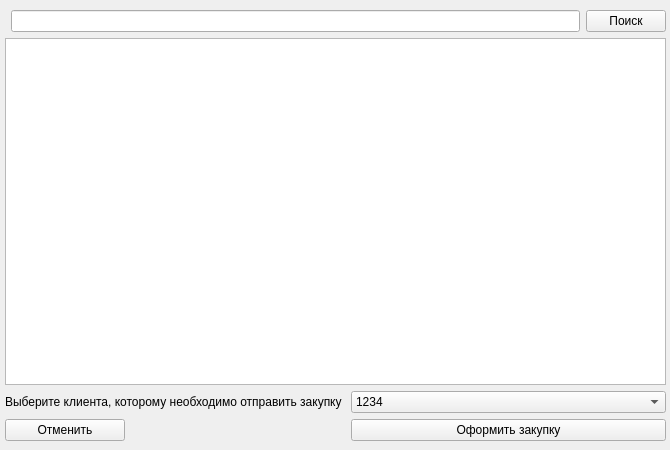
The window that orderwindow.ui (glimb-developers-team/Glimb) describes before a commit, drawn with Qt 5.
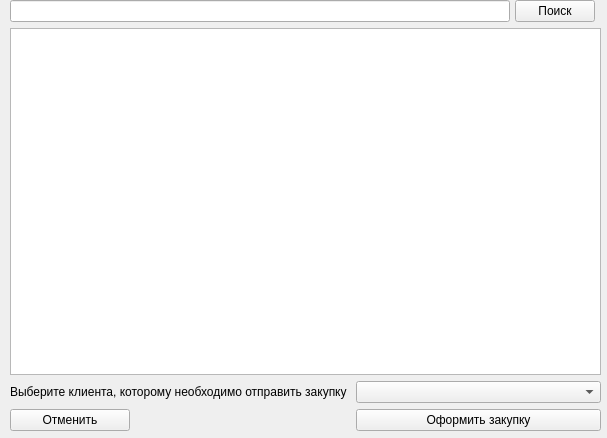
The same window after the commit.

```diff
--- a/orderwindow.ui
+++ b/orderwindow.ui
@@ -6,8 +6,8 @@
    <rect>
     <x>0</x>
     <y>0</y>
-    <width>670</width>
-    <height>450</height>
+    <width>607</width>
+    <height>438</height>
    </rect>
   </property>
   <property name="windowTitle">
@@ -16,13 +16,42 @@
   <widget class="QWidget" name="layoutWidget">
    <property name="geometry">
     <rect>
-     <x>5</x>
-     <y>10</y>
-     <width>661</width>
+     <x>10</x>
+     <y>0</y>
+     <width>591</width>
      <height>431</height>
     </rect>
    </property>
    <layout class="QGridLayout" name="gridLayout_2">
+    <item row="1" column="0">
+     <widget class="QLineEdit" name="searchLine">
+      <property name="minimumSize">
+       <size>
+        <width>500</width>
+        <height>0</height>
+       </size>
+      </property>
+      <property name="maximumSize">
+       <size>
+        <width>500</width>
+        <height>16777215</height>
+       </size>
+      </property>
+     </widget>
+    </item>
+    <item row="1" column="1">
+     <widget class="QPushButton" name="searchButton">
+      <property name="maximumSize">
+       <size>
+        <width>120</width>
+        <height>16777215</height>
+       </size>
+      </property>
+      <property name="text">
+       <string>Поиск</string>
+      </property>
+     </widget>
+    </item>
     <item row="3" column="0" colspan="3">
      <layout class="QGridLayout" name="gridLayout">
       <item row="0" column="0" colspan="2">
@@ -56,36 +85,6 @@
           <height>0</height>
          </size>
         </property>
-        <item>
-         <property name="text">
-          <string>1234</string>
-         </property>
-        </item>
-        <item>
-         <property name="text">
-          <string>79264684482</string>
-         </property>
-        </item>
-        <item>
-         <property name="text">
-          <string>1</string>
-         </property>
-        </item>
-        <item>
-         <property name="text">
-          <string>789324484844</string>
-         </property>
-        </item>
-        <item>
-         <property name="text">
-          <string>234829828492</string>
-         </property>
-        </item>
-        <item>
-         <property name="text">
-          <string>248294882984</string>
-         </property>
-        </item>
        </widget>
       </item>
       <item row="1" column="0">
@@ -97,16 +96,6 @@
       </item>
      </layout>
     </item>
-    <item row="1" column="1">
-     <widget class="QLineEdit" name="searchLine"/>
-    </item>
-    <item row="1" column="2">
-     <widget class="QPushButton" name="searchButton">
-      <property name="text">
-       <string>Поиск</string>
-      </property>
-     </widget>
-    </item>
    </layout>
   </widget>
  </widget>
```
